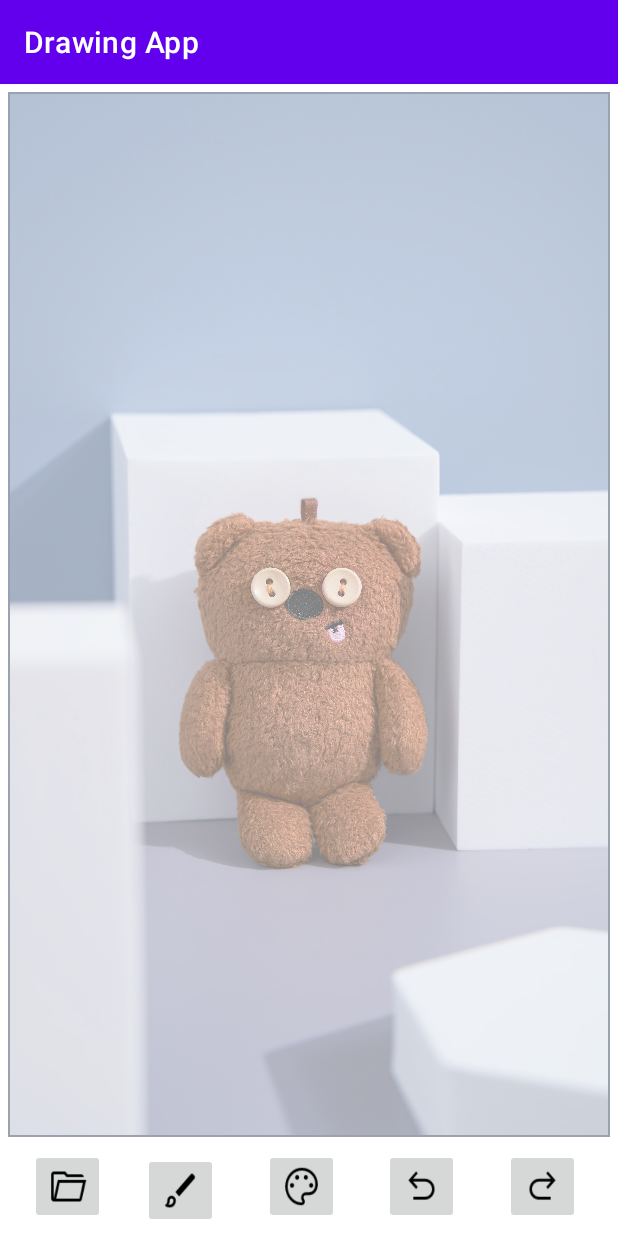
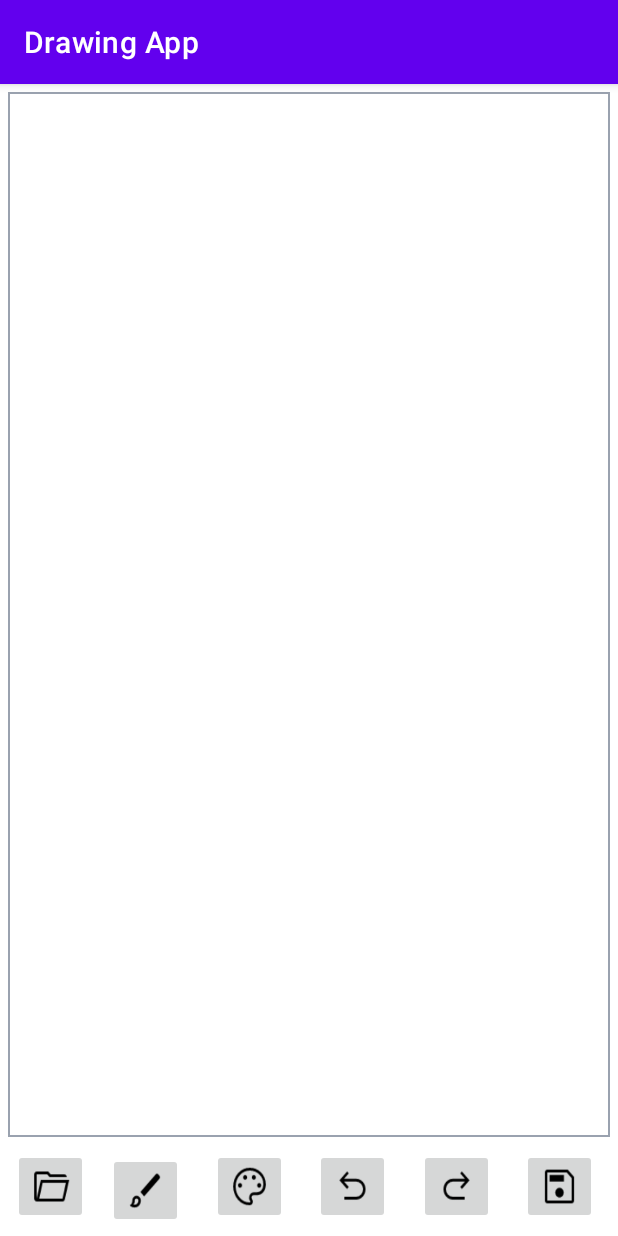
Before and after one commit to fj0lverkr/DrawingApp, an Android app: the screen it shows after launch (MainActivity), on a phone screen of 412 x 824 dp. Run offline under Robolectric (Android 15) with nearby library versions, the phone set to English and light mode, and no system bars.

Commit message:
Save image to local cache folder

```diff
--- a/app/src/main/res/layout/activity_main.xml
+++ b/app/src/main/res/layout/activity_main.xml
@@ -23,7 +23,6 @@
             android:layout_width="match_parent"
             android:layout_height="match_parent"
             android:scaleType="centerCrop"
-            android:src="@drawable/bg_bear"
             android:contentDescription="@string/cd_bg_image"/>
 
         <com.nilsnahooy.drawingapp.CanvasView
@@ -93,8 +92,20 @@
         app:layout_constraintTop_toBottomOf="@id/fl_canvas_wrapper"
         app:layout_constraintBottom_toBottomOf="parent"
         app:layout_constraintStart_toEndOf="@id/ib_undo"
-        app:layout_constraintEnd_toEndOf="parent"
+        app:layout_constraintEnd_toStartOf="@id/ib_save"
         android:src="@drawable/icon_redo"
         android:contentDescription="@string/cd_redo" />
 
+    <ImageButton
+        android:id="@+id/ib_save"
+        android:layout_width="50dp"
+        android:layout_height="50dp"
+        android:layout_margin="5dp"
+        android:scaleType="fitXY"
+        app:layout_constraintTop_toBottomOf="@id/fl_canvas_wrapper"
+        app:layout_constraintBottom_toBottomOf="parent"
+        app:layout_constraintStart_toEndOf="@id/ib_redo"
+        app:layout_constraintEnd_toEndOf="parent"
+        android:src="@drawable/icon_save"
+        android:contentDescription="@string/cd_save" />
 </androidx.constraintlayout.widget.ConstraintLayout>
--- a/app/src/main/res/values/strings.xml
+++ b/app/src/main/res/values/strings.xml
@@ -12,4 +12,9 @@
     <string name="cd_undo">Undo button</string>
     <string name="cd_redo">Button redo</string>
     <string name="cd_bg_image">Background image for the canvas</string>
+    <string name="cd_save">Save your drawing</string>
+    <string name="perm_ext_write_storage_rat_msg">Permission to save data to storage is needed.</string>
+    <string name="sb_perm_unknown">Permission %1$s unknown.</string>
+    <string name="res_save_file">File saved as %1$s.</string>
+    <string name="res_save_failed">Failed to save bitmap file.</string>
 </resources>
--- /dev/null
+++ b/app/src/main/res/xml/path.xml
@@ -0,0 +1,6 @@
+<?xml version="1.0" encoding="utf-8"?>
+<paths>
+    <external-path
+        name="captured"
+        path="Android/data/com.nilsnahooy.drawingapp/files" />
+</paths>
```
Also changed, not shown: app/build.gradle (+4 -4 lines), app/src/main/AndroidManifest.xml (+11 -1 lines), app/src/main/java/com/nilsnahooy/drawingapp/MainActivity.kt (+81 -6 lines), app/src/main/res/drawable/icon_save.png (added).
